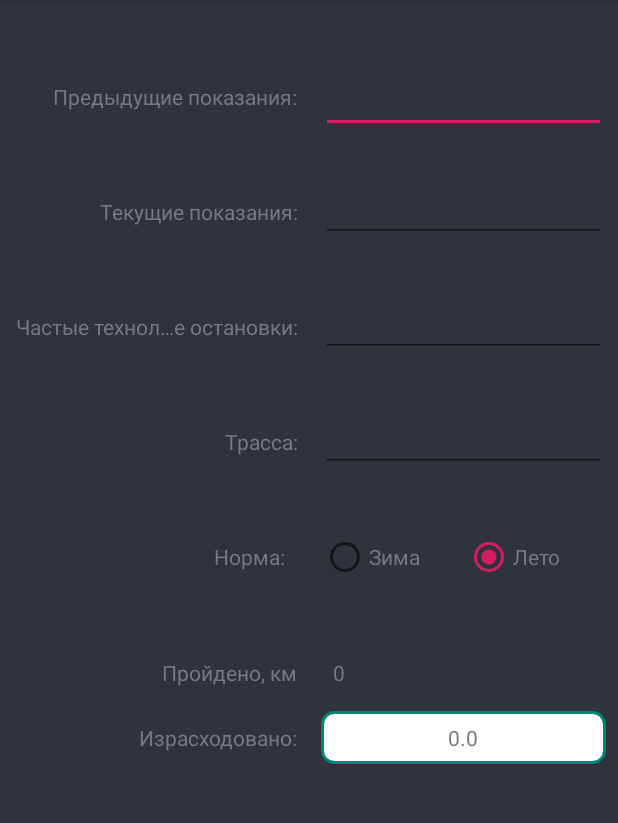
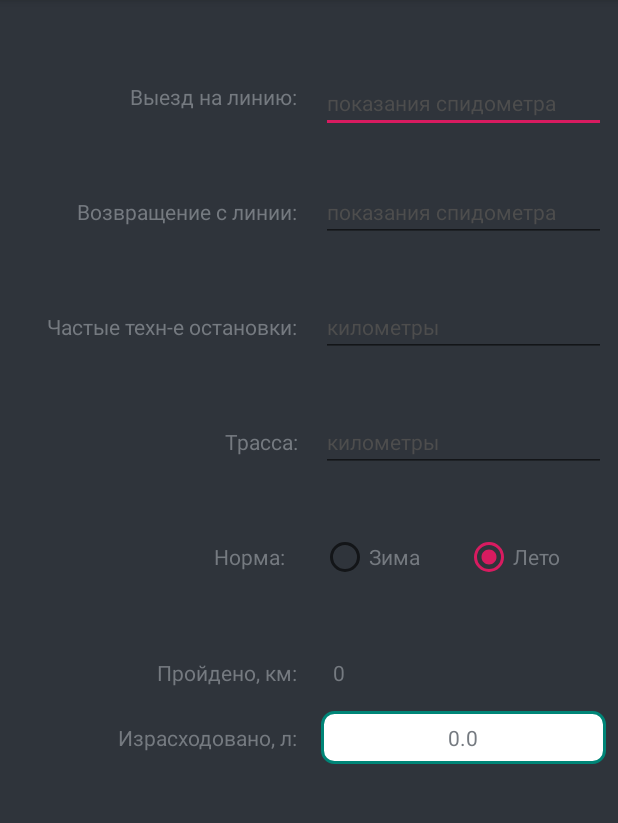
Before and after one commit to Pavluchkov/Fuel-balance-kt, an Android app: the screen it shows after launch (MainActivity), in the side drawer, after a tap on "Поделиться", on a phone screen of 412 x 824 dp, the part 84-907 px from its top. Run offline under Robolectric (Android 15) with nearby library versions, the phone set to English and light mode, and no system bars.

Commit message:
Изменил текущие и предыдущие показания на выезд на линию и возвращение с линии

```diff
--- a/app/src/main/res/layout/content_main.xml
+++ b/app/src/main/res/layout/content_main.xml
@@ -87,6 +87,8 @@
             android:textColor="@color/colorMainText"
             android:layout_marginStart="8dp"
             android:layout_marginEnd="8dp"
+            android:hint="@string/string_spidometr_hint"
+            android:textColorHint="@color/colorHint"
             app:layout_constraintStart_toStartOf="@+id/guideline_50_procent"
             app:layout_constraintEnd_toEndOf="parent"
             app:layout_constraintBottom_toBottomOf="@+id/textView_previous_main" android:layout_marginTop="8dp"
@@ -100,6 +102,8 @@
             android:textColor="@color/colorMainText"
             android:layout_marginStart="8dp"
             android:layout_marginEnd="8dp"
+            android:hint="@string/string_spidometr_hint"
+            android:textColorHint="@color/colorHint"
             app:layout_constraintStart_toStartOf="@+id/guideline_50_procent"
             app:layout_constraintEnd_toEndOf="parent"
             app:layout_constraintBottom_toBottomOf="@+id/textView_current_main"
@@ -113,6 +117,8 @@
             android:textColor="@color/colorMainText"
             android:layout_marginStart="8dp"
             android:layout_marginEnd="8dp"
+            android:hint="@string/string_km_hint"
+            android:textColorHint="@color/colorHint"
             app:layout_constraintStart_toStartOf="@+id/guideline_50_procent"
             app:layout_constraintEnd_toEndOf="parent"
             app:layout_constraintBottom_toBottomOf="@+id/textView_frequent_technological_main"
@@ -126,6 +132,8 @@
             android:textColor="@color/colorMainText"
             android:layout_marginStart="8dp"
             android:layout_marginEnd="8dp"
+            android:hint="@string/string_km_hint"
+            android:textColorHint="@color/colorHint"
             app:layout_constraintStart_toStartOf="@+id/guideline_50_procent"
             app:layout_constraintEnd_toEndOf="parent"
             app:layout_constraintBottom_toBottomOf="@+id/textView_trassa_main"
--- a/app/src/main/res/values/colors.xml
+++ b/app/src/main/res/values/colors.xml
@@ -6,4 +6,5 @@
     <color name="colorBackground">#2f343b</color>
     <color name="colorMainText">#757a80</color>
     <color name="colorBlack">#000000</color>
+    <color name="colorHint">#4d4d4d</color>
 </resources>
--- a/app/src/main/res/values/strings.xml
+++ b/app/src/main/res/values/strings.xml
@@ -1,62 +1,64 @@
 <resources>
     <string name="app_name">Fuel-balance</string>
-    <string name="navigation_drawer_open" translatable="false">Open navigation drawer</string>
-    <string name="navigation_drawer_close" translatable="false">Close navigation drawer</string>
-    <string name="nav_header_title" translatable="false">Fuel-balance</string>
-    <string name="nav_header_subtitle" translatable="false">pavluchkov1501@gmail.com</string>
-    <string name="nav_header_desc" translatable="false">Navigation header</string>
+    <string name="navigation_drawer_open">Open navigation drawer</string>
+    <string name="navigation_drawer_close">Close navigation drawer</string>
+    <string name="nav_header_title">Fuel-balance</string>
+    <string name="nav_header_subtitle">pavluchkov1501@gmail.com</string>
+    <string name="nav_header_desc">Navigation header</string>
     <string name="action_settings">Настройки</string>
 
-    <string name="menu_slideshow" translatable="false">Slideshow</string>
+    <string name="menu_slideshow">Slideshow</string>
     <string name="menu_tools">Настройки</string>
     <string name="menu_share">Поделиться</string>
     <string name="menu_send">Написать разработчику</string>
-    <string name="string_previous">Предыдущие показания:</string>
-    <string name="string_current">Текущие показания:</string>
+    <string name="string_previous">Выезд на линию:</string>
+    <string name="string_current">Возвращение с линии:</string>
     <string name="string_trassa">Трасса:</string>
-    <string name="string_frequent_technological">Частые технологические остановки:</string>
+    <string name="string_frequent_technological">Частые техн-е остановки:</string>
     <string name="string_time_of_the_year">Норма:</string>
     <string name="string_winter">Зима</string>
     <string name="string_summer">Лето</string>
-    <string name="string_spent">Израсходовано:</string>
-    <string name="string_spent_result" translatable="false">0.0</string>
-    <string name="string_passed">Пройдено, км</string>
-    <string name="string_passed_result" translatable="false">0</string>
+    <string name="string_spent">Израсходовано, л:</string>
+    <string name="string_spent_result">0.0</string>
+    <string name="string_passed">Пройдено, км:</string>
+    <string name="string_passed_result">0</string>
 
-    <string name="TAG_app_preference_file" translatable="false">by.pavluchkov.fuel_balance.PREFERENCE_FILE_SETTINGS
+    <string name="TAG_app_preference_file">by.pavluchkov.fuel_balance.PREFERENCE_FILE_SETTINGS
     </string>
-    <string name="TAG_fuel_norma_summer" translatable="false">by.pavluchkov.fuel_balance.FUEL.CONSUMPTION_SUMMER
+    <string name="TAG_fuel_norma_summer">by.pavluchkov.fuel_balance.FUEL.CONSUMPTION_SUMMER
     </string>
-    <string name="TAG_fuel_norma_winter" translatable="false">by.pavluchkov.fuel_balance.FUEL.CONSUMPTION_WINTER
+    <string name="TAG_fuel_norma_winter">by.pavluchkov.fuel_balance.FUEL.CONSUMPTION_WINTER
     </string>
-    <string name="TAG_frequent_technological_settings" translatable="false">
+    <string name="TAG_frequent_technological_settings">
         by.pavluchkov.fuel_balance.FREQUENT_TECHNOLOGICAL_SETTINGS
     </string>
-    <string name="TAG_trassa_settings" translatable="false">by.pavluchkov.fuel_balance.TRASSA_SETTINGS</string>
-    <string name="TAG_previous_main" translatable="false">by.pavluchkov.fuel_balance.PREVIOUS_MAIN</string>
-    <string name="TAG_current_main" translatable="false">by.pavluchkov.fuel_balance.CURRENT_MAIN</string>
-    <string name="TAG_frequent_technological_main" translatable="false">
+    <string name="TAG_trassa_settings">by.pavluchkov.fuel_balance.TRASSA_SETTINGS</string>
+    <string name="TAG_previous_main">by.pavluchkov.fuel_balance.PREVIOUS_MAIN</string>
+    <string name="TAG_current_main">by.pavluchkov.fuel_balance.CURRENT_MAIN</string>
+    <string name="TAG_frequent_technological_main">
         by.pavluchkov.fuel_balance.FREQUENT_TECHNOLOGICAL_MAIN
     </string>
-    <string name="TAG_trassa_main" translatable="false">by.pavluchkov.fuel_balance.TRASSA_MAIN</string>
-    <string name="TAG_time_of_year" translatable="false">by.pavluchkov.fuel_balance.TIMEOFYEAR</string>
+    <string name="TAG_trassa_main">by.pavluchkov.fuel_balance.TRASSA_MAIN</string>
+    <string name="TAG_time_of_year">by.pavluchkov.fuel_balance.TIMEOFYEAR</string>
 
     <string name="string_fuel_norma">Норма топлива, л:</string>
     <string name="string_hint_summer">Летняя</string>
     <string name="string_hint_winter">Зимняя</string>
     <string name="string_frequent_technological_settings">Частые технологические (% от нормы):</string>
     <string name="string_trassa_settings">Трасса (% от нормы):</string>
+    <string name="string_spidometr_hint">показания спидометра</string>
+    <string name="string_km_hint">километры</string>
 
     <!--default value-->
-    <string name="string_frequentTechnological_settings_default_value" translatable="false">10</string>
-    <string name="string_trassa_settings_default_value" translatable="false">3</string>
+    <string name="string_frequentTechnological_settings_default_value">10</string>
+    <string name="string_trassa_settings_default_value">3</string>
 
     <!--error messages-->
 
     <string name="string_message_1">Слишком большое значение !</string>
     <string name="menu_gallery">Галерея</string>
     <string name="menu_home">Дом</string>
-    <string name="email_app_address" translatable="false">pavluchkov1501@gmail.com</string>
+    <string name="email_app_address">pavluchkov1501@gmail.com</string>
     <string name="email_app_subject">Обратная связь</string>
     <string name="email_app_chooserTitle">Выберите приложение</string>
     <string name="email_send_error">Нет подходящего приложения</string>
```
Also changed, not shown: 1 other file.
